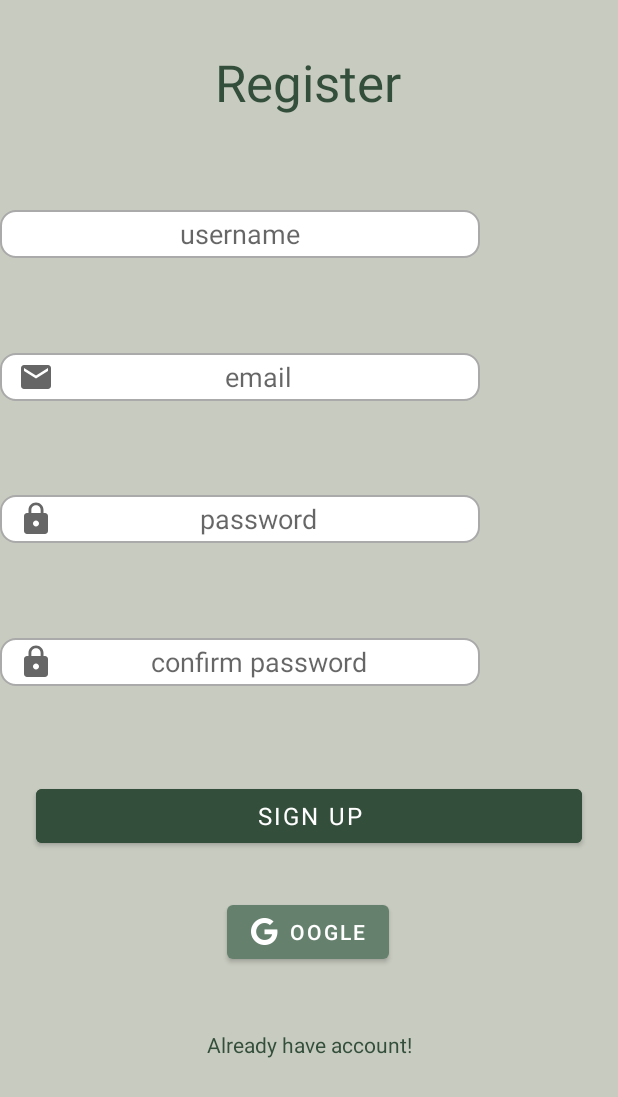
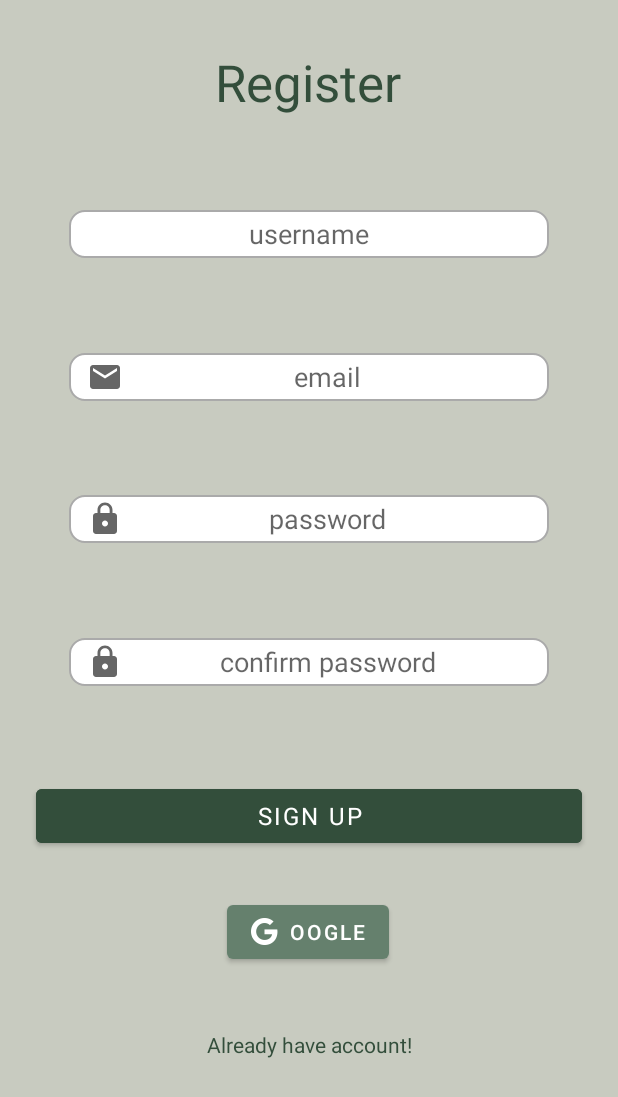
Before and after one commit to marcoscarzello/egreen, an Android app: the RegisterFragment screen opened through its navigation route, on a phone screen of 412 x 824 dp. Shown: the top 1097 px of the screen. Run offline under Robolectric (Android 15) with nearby library versions, the phone set to English and light mode, and no system bars; our stand-ins replace Firebase (no records; nobody signed in at launch, a user with empty details on screens opened directly); pictures from the network do not load; Roboto replaces fonts that are not available here.

Commit message:
fix constraint attributes in fragment_register.xml

```diff
--- a/egreen_fragmentApplication/app/src/main/res/layout/fragment_register.xml
+++ b/egreen_fragmentApplication/app/src/main/res/layout/fragment_register.xml
@@ -48,11 +48,12 @@
         android:inputType="textEmailAddress"
         android:paddingStart="12dp"
         android:paddingEnd="12dp"
-
         android:textAlignment="center"
         android:textColor="@color/green_700"
         app:layout_constraintBottom_toTopOf="@+id/email"
         app:layout_constraintTop_toBottomOf="@+id/mail"
+        app:layout_constraintLeft_toLeftOf="parent"
+        app:layout_constraintRight_toRightOf="parent"
         tools:layout_editor_absoluteX="49dp" />
 
     <EditText
@@ -69,6 +70,8 @@
         android:textAlignment="center"
         app:layout_constraintBottom_toTopOf="@+id/password"
         app:layout_constraintTop_toBottomOf="@+id/username"
+        app:layout_constraintLeft_toLeftOf="parent"
+        app:layout_constraintRight_toRightOf="parent"
         tools:layout_editor_absoluteX="49dp" />
 
     <EditText
@@ -87,6 +90,8 @@
         android:textColorHighlight="@color/green_700"
         app:layout_constraintBottom_toTopOf="@+id/confirm_password"
         app:layout_constraintTop_toBottomOf="@+id/email"
+        app:layout_constraintLeft_toLeftOf="parent"
+        app:layout_constraintRight_toRightOf="parent"
         tools:layout_editor_absoluteX="48dp" />
 
     <EditText
@@ -105,6 +110,8 @@
         android:textColorHighlight="@color/green_700"
         app:layout_constraintBottom_toTopOf="@+id/registerButton"
         app:layout_constraintTop_toBottomOf="@+id/password"
+        app:layout_constraintLeft_toLeftOf="parent"
+        app:layout_constraintRight_toRightOf="parent"
         tools:layout_editor_absoluteX="48dp" />
 
     <TextView
```
